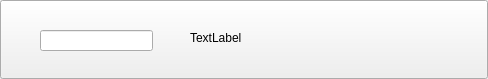
Above: ui/projectbutton.ui from hidog/HiGit before the change. Below: the same form after it.
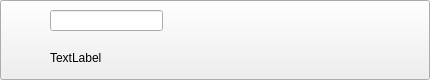
That is the form after the change.

```diff
--- a/ui/projectbutton.ui
+++ b/ui/projectbutton.ui
@@ -6,16 +6,16 @@
    <rect>
     <x>0</x>
     <y>0</y>
-    <width>488</width>
-    <height>79</height>
+    <width>430</width>
+    <height>80</height>
    </rect>
   </property>
   <widget class="QLabel" name="pathLabel">
    <property name="geometry">
     <rect>
-     <x>190</x>
-     <y>30</y>
-     <width>261</width>
+     <x>50</x>
+     <y>50</y>
+     <width>351</width>
      <height>16</height>
     </rect>
    </property>
@@ -26,8 +26,8 @@
   <widget class="QLineEdit" name="nameLEdit">
    <property name="geometry">
     <rect>
-     <x>40</x>
-     <y>30</y>
+     <x>50</x>
+     <y>10</y>
      <width>113</width>
      <height>21</height>
     </rect>
```
